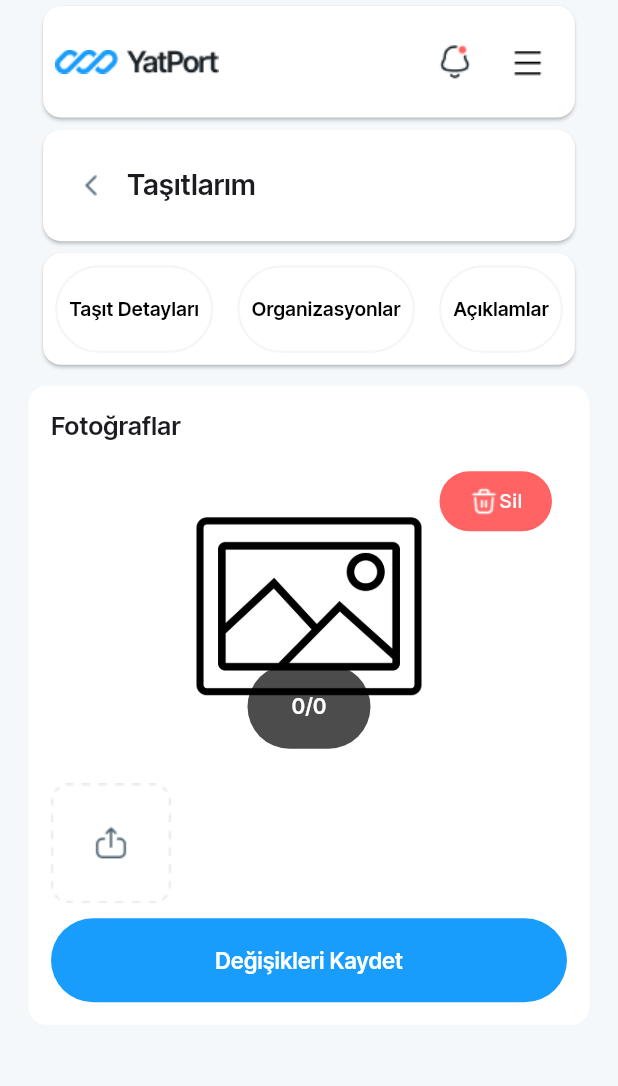
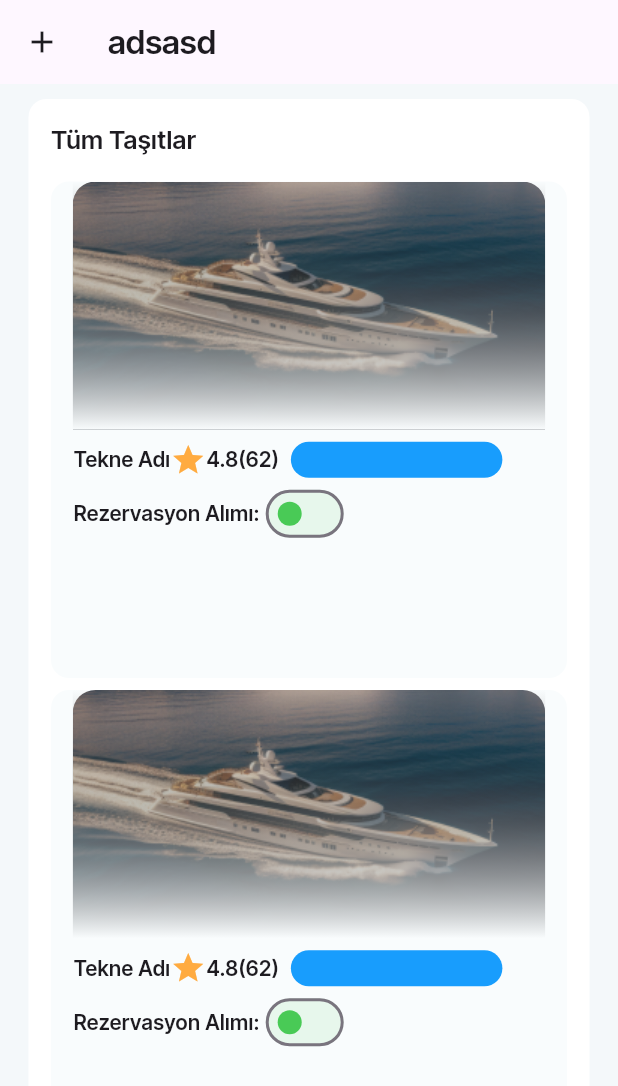
Before and after one commit to alican645/sabo_software_broken, a Flutter app: the screen it shows after launch, on a phone screen of 412 x 824 dp. Shown: the top 1086 px of the screen. Run offline on Flutter 3.47's test engine with Material 3 defaults, Android fonts, the phone set to English and light mode, and no system bars; our stand-ins replace flutter_svg, fluttertoast, google_fonts, image_picker, permission_handler.

Commit message:
sabo_software 10.09.2024-04.27

```diff
--- a/lib/HomePage.dart
+++ b/lib/HomePage.dart
@@ -1,6 +1,7 @@
 import 'package:flutter/cupertino.dart';
 import 'package:flutter/material.dart';
 import 'package:flutter/widgets.dart';
+import 'package:google_fonts/google_fonts.dart';
 import 'package:sabo_software/api_services/api_services_helper.dart';
 import 'package:sabo_software/api_services/sehir_model.dart';
 import 'package:sabo_software/const/AppColor.dart';
@@ -9,6 +10,7 @@ import 'package:sabo_software/views/task1/AppBarWidget.dart';
 import 'package:sabo_software/views/task1/ScroolHorizontalWidget.dart';
 import 'package:sabo_software/views/task1/TasitlarimAppBarWidget.dart';
 import 'package:sabo_software/views/task3/FotograflarWidget.dart';
+import 'package:sabo_software/views/task4/TumTasitlarWidget.dart';
 
 class HomePage extends StatefulWidget {
   const HomePage({super.key});
@@ -37,11 +39,12 @@ class _HomePageState extends State<HomePage> {
       body: SingleChildScrollView(
         child: Column(
           children: [
-            AppBarWidget(),
-            TasitlariAppBarWidget(),
-            ScroolHorizontalWidget(),
+            // AppBarWidget(),
+            // TasitlariAppBarWidget(),
+            // ScroolHorizontalWidget(),
             //ServislerWidget(),
-            FotograflarWidget()
+            //FotograflarWidget(),
+
           ],
         ),
       ),
--- a/lib/main.dart
+++ b/lib/main.dart
@@ -7,6 +7,7 @@ import 'package:sabo_software/provider/AnaLimanProvider.dart';
 import 'package:sabo_software/provider/EkstraUcretLimanlarProvider.dart';
 import 'package:sabo_software/provider/SeciliWidgetProvider.dart';
 import 'package:sabo_software/provider/SehirProvider.dart';
+import 'package:sabo_software/views/task4/TumTasitlarWidget.dart';
 
 
 
@@ -28,7 +29,7 @@ class MyApp extends StatelessWidget {
       theme: ThemeData(
         textTheme: GoogleFonts.interTightTextTheme(),
       ),
-      home: SafeArea(child: HomePage())
+      home: SafeArea(child: TumTasitlerWidget(),)
     );
   }
 }
--- a/lib/views/task3/FotograflarWidget.dart
+++ b/lib/views/task3/FotograflarWidget.dart
@@ -2,6 +2,7 @@ import 'dart:io';
 import 'package:flutter/cupertino.dart';
 import 'package:flutter/material.dart';
 import 'package:flutter/widgets.dart';
+import 'package:flutter_svg/svg.dart';
 import 'package:fluttertoast/fluttertoast.dart';
 import 'package:google_fonts/google_fonts.dart';
 import 'package:image_picker/image_picker.dart';
@@ -65,8 +66,8 @@ class _FotograflarWidgetState extends State<FotograflarWidget> {
                         children: [
                           Container(
                             child: SizedBox(
-                              width: 800,
-                              height: 200,
+                              width: MediaQuery.of(context).size.width*0.9,
+                              height: 220,
                               child: ClipRRect(
                                   borderRadius: BorderRadius.circular(12),
                                   child: xFileList.isNotEmpty
@@ -81,7 +82,7 @@ class _FotograflarWidgetState extends State<FotograflarWidget> {
                           Positioned(
                             right: 10,
                             top: 10,
-                            child: NewWidget(
+                            child: DeleteButton(
                               onPressed: () {
                                 if (xFileList.isNotEmpty) {
                                   setState(() {
@@ -108,10 +109,8 @@ class _FotograflarWidgetState extends State<FotograflarWidget> {
                                   color: Colors.black45.withOpacity(0.7),
                                   borderRadius: BorderRadius.circular(45),
                                 ),
-                                child: Padding(
-                                  padding: const EdgeInsets.all(8.0),
                                 child: SizedBox(
-                                    width: 66,
+                                  width: 65,
                                   height: 40,
                                   child: Center(
                                     child: Text(
@@ -120,7 +119,6 @@ class _FotograflarWidgetState extends State<FotograflarWidget> {
                                       xFileList.isNotEmpty
                                           ? "${index + 1}/${xFileList.length}"
                                           : "0/0",
-                                      ),
                                     ),
                                   ),
                                 ),
@@ -177,6 +175,7 @@ class _FotograflarWidgetState extends State<FotograflarWidget> {
                                 });
                               },
                               child: Container(
+                                //seçili durumda border olacak.
                                 margin:
                                     const EdgeInsets.symmetric(horizontal: 5),
                                 height: 80,
@@ -210,9 +209,9 @@ class _FotograflarWidgetState extends State<FotograflarWidget> {
                     style: GoogleFonts.interTight().copyWith(
                         fontSize: 15,
                         fontWeight: FontWeight.w500,
-                    color: Colors.white
+                        color: Colors.white),
                   ),
-                )),
+                ),
               )
             ],
           ),
@@ -222,18 +221,18 @@ class _FotograflarWidgetState extends State<FotograflarWidget> {
   }
 }
 
-class NewWidget extends StatefulWidget {
+class DeleteButton extends StatefulWidget {
   final VoidCallback onPressed;
-  NewWidget({
+  DeleteButton({
     super.key,
     required this.onPressed,
   });
 
   @override
-  State<NewWidget> createState() => _NewWidgetState();
+  State<DeleteButton> createState() => _DeleteButtonState();
 }
 
-class _NewWidgetState extends State<NewWidget> {
+class _DeleteButtonState extends State<DeleteButton> {
   @override
   Widget build(BuildContext context) {
     return GestureDetector(
@@ -250,7 +249,11 @@ class _NewWidgetState extends State<NewWidget> {
             mainAxisAlignment: MainAxisAlignment.center,
             crossAxisAlignment: CrossAxisAlignment.center,
             children: [
-              Image.asset("lib/assets/icons/delete_2.png"),
+              SvgPicture.asset(
+                height: 20,
+              "assets/Delete 2.svg",
+                color: Colors.red,
+          ),
               Text(
                 "Sil",
                 style: GoogleFonts.inter().copyWith(
--- /dev/null
+++ b/lib/views/task4/TumTasitlarWidget.dart
@@ -0,0 +1,170 @@
+import 'package:flutter/cupertino.dart';
+import 'package:flutter/material.dart';
+import 'package:google_fonts/google_fonts.dart';
+
+import '../../const/AppColor.dart';
+
+class TumTasitlerWidget extends StatefulWidget {
+  TumTasitlerWidget({
+    super.key,
+  });
+  bool switchValue=false;
+
+  @override
+  State<TumTasitlerWidget> createState() => _TumTasitlerWidgetState();
+}
+
+class _TumTasitlerWidgetState extends State<TumTasitlerWidget> {
+  @override
+  Widget build(BuildContext context) {
+    return Scaffold(
+      backgroundColor: Color(0xffF4F8FA),
+      appBar: AppBar(
+        title: Text("adsasd"),
+        leading: Icon(Icons.add),
+      ),
+      body: Padding(
+        padding: const EdgeInsets.symmetric(horizontal: 19, vertical: 10),
+        child: Container(
+          decoration: BoxDecoration(
+            borderRadius: BorderRadius.circular(12),
+            color: AppColor.pageColor,
+          ),
+          child: Padding(
+            padding: const EdgeInsets.all(15.0),
+            child: SingleChildScrollView(
+              child: Column(
+                mainAxisSize: MainAxisSize.min,
+                children: [
+                  Padding(
+                    padding: const EdgeInsets.only(bottom: 8),
+                    child: Align(
+                        alignment: Alignment.centerLeft,
+                        child: Text(
+                          "Tüm Taşıtlar",
+                          style: GoogleFonts.interTight().copyWith(
+                              fontSize: 17, fontWeight: FontWeight.w600),
+                        )),
+                  ),
+                  ...List.generate(
+                    5,
+                    (index) => Padding(
+                      padding: const EdgeInsets.only(top:8.0),
+                      child: Container(
+                        height: 331,
+                        decoration: BoxDecoration(
+                          color: Color(0xffF9FCFD),
+                          borderRadius: BorderRadius.circular(12)
+                        ),
+                        child: Column(
+                          children: [
+                            Expanded(
+                              child: Stack(
+                                children: [
+                                  ClipRRect(
+                                    borderRadius: BorderRadius.only(
+                                      topLeft: Radius.circular(15),
+                                      topRight: Radius.circular(15)
+                                    ), // İsteğe bağlı köşe yuvarlama
+                                    child: Image.asset(
+                                      "lib/assets/images/image_tekne.png",
+                                      fit: BoxFit.cover,
+                                      width: 315,
+                                      height: 175,// Expanded alanını doldurur
+                                    ),
+                                  ),
+                                  Container(
+                                    width: 315,
+                                    decoration: BoxDecoration(
+                                        gradient: LinearGradient(
+                                            begin: Alignment.topCenter,
+                                            end: Alignment.bottomCenter,
+                                            colors: [
+                                              Colors.transparent,
+                                              Color(0xffF9FCFD).withOpacity(1)
+                                            ]
+                                        )
+                                    ),)
+
+                                ],
+                              ),
+                            ),
+
+                            Expanded(child: Padding(
+                              padding: const EdgeInsets.only(left: 15.0,top: 8),
+                              child: Column(
+                                children: [
+                                  Row(children: [
+                                    Text("Tekne Adı"),
+                                    Icon(Icons.star,color: Colors.orangeAccent,),
+                                    Text("4.8"),
+                                    Text("(62)"),
+                                    Padding(
+                                      padding: const EdgeInsets.only(left: 8.0),
+                                      child: Container(
+                                        width: 141,
+                                        height: 24,
+                                        decoration: BoxDecoration(
+                                          borderRadius: BorderRadius.circular(200),
+                                          color: Color(0xff189DFD)
+                                        ),
+                                      ),
+                                    )
+                                  ],),
+                                  Row(
+                                    children: [
+                                      Text("Rezervasyon Alımı:"),
+                                      Switch(
+                                        hoverColor: Color(0xff49CA56).withOpacity(0.1),
+                                        inactiveTrackColor: Color(0xff49CA56).withOpacity(0.1),
+                                        inactiveThumbColor: Color(0xff49CA56),
+                                        activeTrackColor: Color(0xff49CA56).withOpacity(0.1),
+                                      activeColor: Color(0xff49CA56),value: widget.switchValue, onChanged: (value) {
+                                        setState(() {
+                                          widget.switchValue=value;
+                                        });
+
+                                      },)
+                                    ],
+                                  )
+                                ],
+                              ),
+                            ))
+                          ],
+                        ),
+
+                      ),
+                    ),
+                  ),
+                  GestureDetector(
+                    onTap: () {},
+                    child: Stack(children: [
+                      Positioned(
+                        right: 1,
+                        left: 1,
+                        top: 1,
+                        bottom: 1,
+                        child: Column(
+                          mainAxisAlignment: MainAxisAlignment.center,
+                          crossAxisAlignment: CrossAxisAlignment.center,
+                          children: [
+                            Image.asset(
+                                "lib/assets/icons/icon_yeni_tekne_ekle.png"),
+                            Text("Yeni Tekne Ekle")
+                          ],
+                        ),
+                      ),
+                      Image.asset(
+                          fit: BoxFit.cover,
+                          "lib/assets/images/rectangle_yeni_tasit_ekle.png")
+                    ]),
+                  ),
+                ],
+              ),
+            ),
+          ),
+        ),
+      ),
+    );
+  }
+}
--- a/pubspec.yaml
+++ b/pubspec.yaml
@@ -39,6 +39,7 @@ dependencies:
   provider: ^6.1.2
   permission_handler: ^11.3.1
   image_picker: ^1.1.2
+  flutter_svg: ^2.0.10+1
   fluttertoast: ^8.2.2
 
 
```
Also changed, not shown: lib/assets/Delete 2.svg (added), lib/assets/icons/icon_yeni_tekne_ekle.png (added), lib/assets/images/image_tekne.png (added), lib/assets/images/rectangle_yeni_tasit_ekle.png (added), lib/assets/images/yeni_tasit_ekle.png (added), pubspec.lock, 1 other file. Lines whose indentation alone changed are shown as unchanged.
